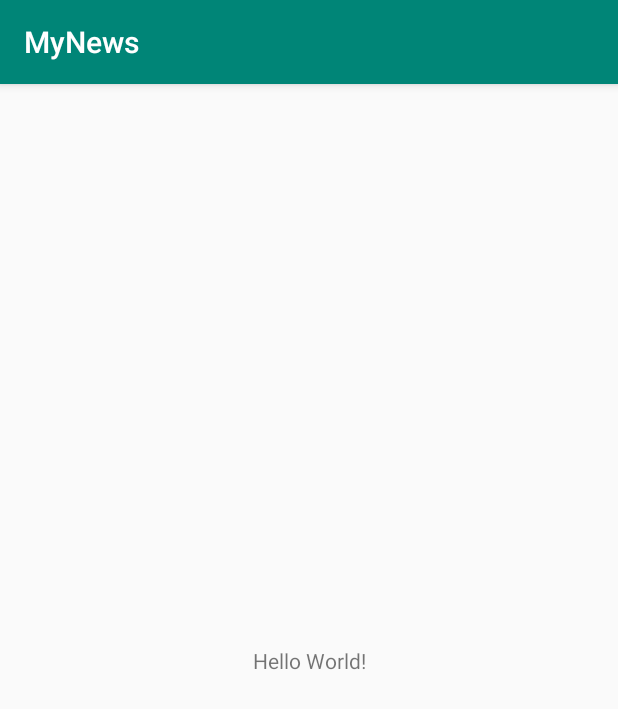
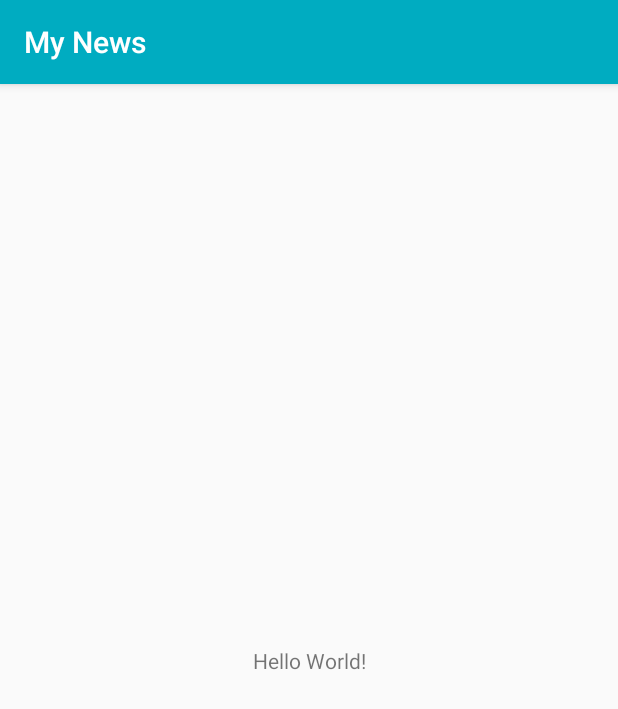
Before and after one commit to Th034S/MyNews, an Android app: the screen it shows after launch (MainActivity), on a phone screen of 412 x 824 dp. Shown: the top 709 px of the screen. Run offline under Robolectric (Android 15) with nearby library versions, the phone set to English and light mode, and no system bars.

Commit message:
Change color of my app theme

```diff
--- a/src/main/res/values/colors.xml
+++ b/src/main/res/values/colors.xml
@@ -3,4 +3,6 @@
     <color name="colorPrimary">#008577</color>
     <color name="colorPrimaryDark">#00574B</color>
     <color name="colorAccent">#D81B60</color>
+    <color name="lightBlueColor">#00acc1</color>
+    <color name="blueColor">#00838f</color>
 </resources>
--- a/src/main/res/values/strings.xml
+++ b/src/main/res/values/strings.xml
@@ -1,3 +1,3 @@
 <resources>
-    <string name="app_name">MyNews</string>
+    <string name="app_name">My News</string>
 </resources>
--- a/src/main/res/values/styles.xml
+++ b/src/main/res/values/styles.xml
@@ -3,9 +3,10 @@
     <!-- Base application theme. -->
     <style name="AppTheme" parent="Theme.AppCompat.Light.DarkActionBar">
         <!-- Customize your theme here. -->
-        <item name="colorPrimary">@color/colorPrimary</item>
-        <item name="colorPrimaryDark">@color/colorPrimaryDark</item>
+        <item name="colorPrimary">@color/lightBlueColor</item>
+        <item name="colorPrimaryDark">@color/blueColor</item>
         <item name="colorAccent">@color/colorAccent</item>
+
     </style>
 
 </resources>
```
